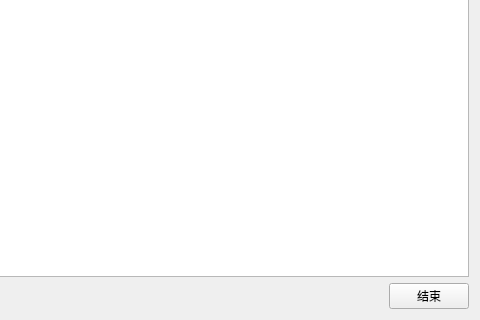
Qt form FMCL/Functions/TaskManager/TaskManager.ui (1604042736/FMCL) before a commit; both pictures show x 520 to 1000 and y 298 to 618 of the 1000 by 618 pixel window.
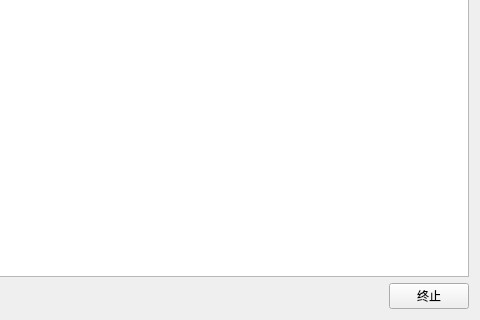
The same form after that commit. Custom widgets are drawn as their Qt base class.

Commit message: 将TaskManager的"停止"按钮更名为"终止"

The edit to the form file:
```diff
--- a/FMCL/Functions/TaskManager/TaskManager.ui
+++ b/FMCL/Functions/TaskManager/TaskManager.ui
@@ -30,7 +30,7 @@
    <item row="1" column="1">
     <widget class="PushButton" name="pb_stop">
      <property name="text">
-      <string>结束</string>
+      <string>终止</string>
      </property>
     </widget>
    </item>
```
Left out of the diff: 2 changed lines with no effect on the pictures. The commit also changes 2 other files.
